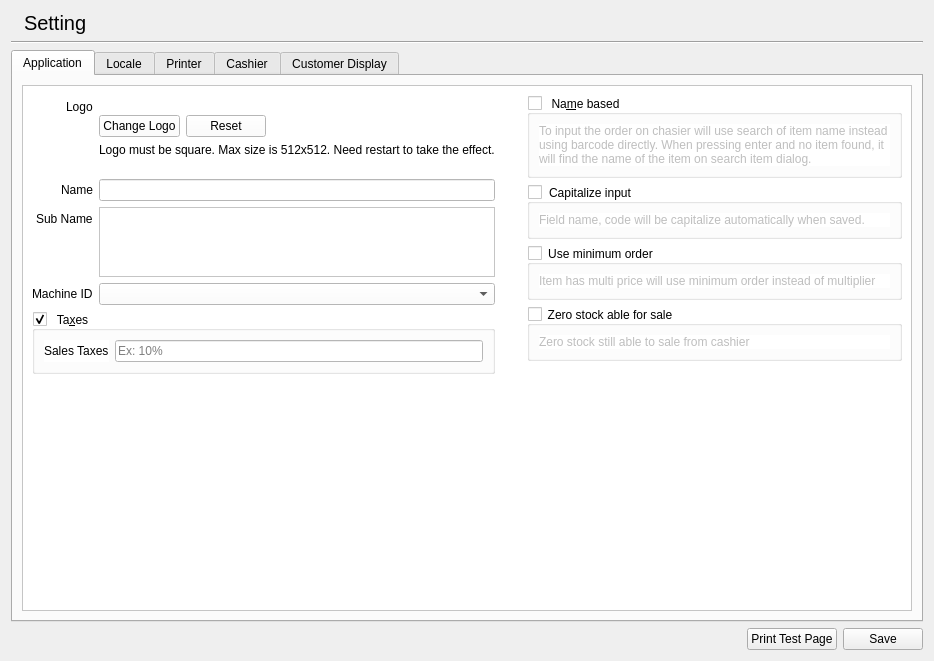
Before: the Qt Designer form libgui/setting/settingwidget.ui in apinprastya/sultan, drawn with Qt 5.
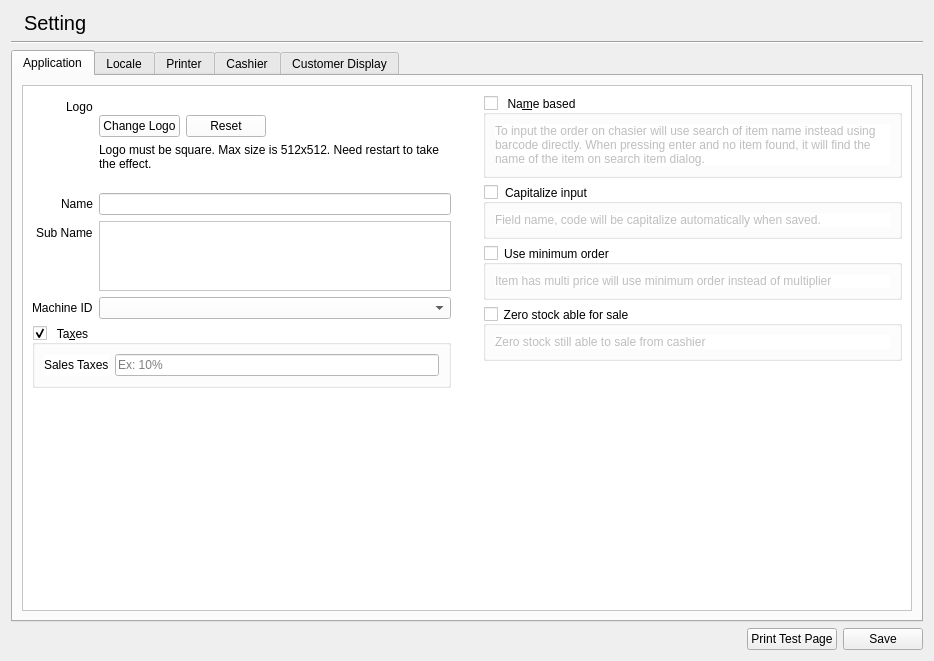
After: the same form once the commit is applied. The open tabs and pages were chosen to show the change. Icons and pictures are not drawn.

Diff of the .ui file:
```diff
--- a/libgui/setting/settingwidget.ui
+++ b/libgui/setting/settingwidget.ui
@@ -77,8 +77,8 @@
            <rect>
             <x>0</x>
             <y>0</y>
-            <width>1052</width>
-            <height>502</height>
+            <width>892</width>
+            <height>516</height>
            </rect>
           </property>
           <layout class="QVBoxLayout" name="verticalLayout_11">
@@ -213,6 +213,9 @@
                      <property name="text">
                       <string>Logo must be square. Max size is 512x512. Need restart to take the effect.</string>
                      </property>
+                     <property name="wordWrap">
+                      <bool>true</bool>
+                     </property>
                     </widget>
                    </item>
                   </layout>
```
Left out of the diff: 2 changed lines with no effect on the pictures.
